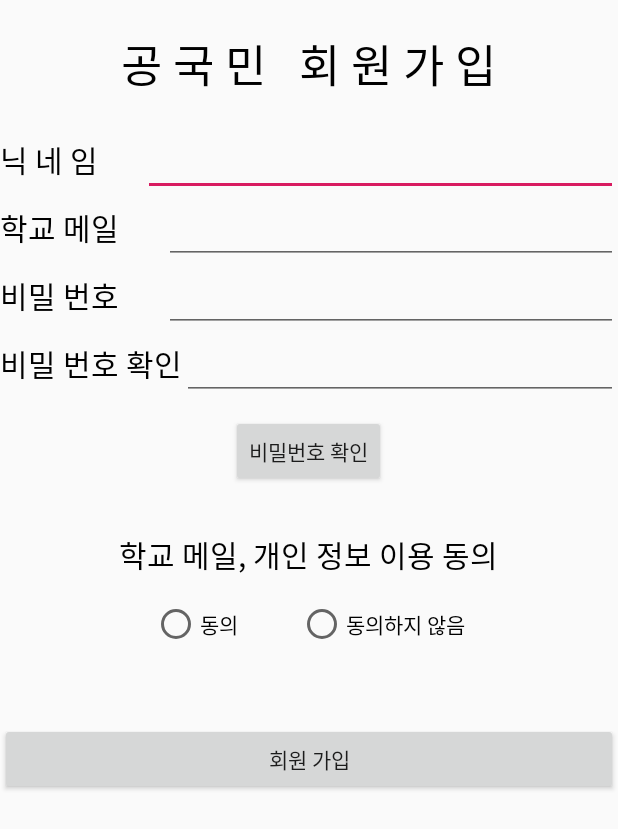
After one commit to Gongkookmin/Gongkookmin, an Android app: the RegisterActivity screen opened directly, with no data from a screen before it, on a phone screen of 412 x 824 dp. The commit adds this screen. Shown: the top 829 px of the screen. Run offline under Robolectric (Android 15) with nearby library versions, the phone set to English and light mode, and no system bars.

Commit message:
Make RegisterActivity class file.

```diff
--- a/app/src/main/AndroidManifest.xml
+++ b/app/src/main/AndroidManifest.xml
@@ -12,6 +12,7 @@
         <activity android:name=".TOSActivity"></activity>
         <activity android:name=".SearchActivity" />
         <activity android:name=".MainActivity" />
+        <activity android:name=".RegisterActivity" />
         <activity android:name=".LoadActivity">
             <intent-filter>
                 <action android:name="android.intent.action.MAIN" />
--- a/app/src/main/java/com/example/gongkookmin/LoginActivity.java
+++ b/app/src/main/java/com/example/gongkookmin/LoginActivity.java
@@ -1,6 +1,9 @@
 package com.example.gongkookmin;
 
+import android.content.Context;
 import android.content.Intent;
+import android.net.ConnectivityManager;
+import android.net.NetworkInfo;
 import android.os.Bundle;
 import android.support.v7.app.AppCompatActivity;
 import android.view.View;
@@ -26,5 +29,15 @@ public class LoginActivity extends AppCompatActivity {
                 finish();
             }
         });
+
+        Button btn_go_register = findViewById(R.id.btn_go_register);
+
+        btn_go_register.setOnClickListener(new View.OnClickListener() {
+            @Override
+            public void onClick(View v) {
+                Intent intent = new Intent(getApplicationContext(), RegisterActivity.class);
+                startActivity(intent);
+            }
+        });
     }
 }
--- /dev/null
+++ b/app/src/main/java/com/example/gongkookmin/RegisterActivity.java
@@ -0,0 +1,37 @@
+package com.example.gongkookmin;
+
+import android.os.Bundle;
+import android.support.v7.app.AppCompatActivity;
+import android.widget.EditText;
+import android.widget.RadioButton;
+
+import org.json.JSONException;
+import org.json.JSONObject;
+
+public class RegisterActivity extends AppCompatActivity {
+
+    @Override
+    protected void onCreate(Bundle savedInstanceState) {
+        super.onCreate(savedInstanceState);
+        setContentView(R.layout.activity_register);
+
+        EditText emailedit = (EditText)findViewById(R.id.mailText);
+        EditText passwordeidt = (EditText)findViewById(R.id.passwordText);
+        RadioButton Use_radio = (RadioButton)findViewById(R.id.btnAgree);
+        String email = emailedit.getText().toString();
+        String password = passwordeidt.getText().toString();
+        boolean use = Use_radio.isChecked();
+
+        try {
+            final JSONObject file = new JSONObject();
+
+            file.put("EMAIL", email);
+            file.put("password", password);
+            file.put("USE", use);
+
+            final String data = file.toString();
+        } catch (JSONException e) {
+            e.printStackTrace();
+        }
+    }
+}
--- /dev/null
+++ b/app/src/main/res/layout/activity_register.xml
@@ -0,0 +1,168 @@
+<?xml version="1.0" encoding="utf-8"?>
+<LinearLayout xmlns:android="http://schemas.android.com/apk/res/android"
+    android:layout_width="match_parent"
+    android:layout_height="match_parent"
+    android:orientation="vertical">
+
+    <TextView
+        android:id="@+id/textView2"
+        android:layout_width="wrap_content"
+        android:layout_height="wrap_content"
+        android:layout_gravity="center"
+        android:layout_marginTop="20sp"
+        android:layout_marginBottom="20sp"
+        android:text="공 국 민   회 원 가 입"
+        android:textColor="#000000"
+        android:textSize="30sp" />
+
+    <LinearLayout
+        android:id="@+id/LinearLayout"
+        android:layout_width="match_parent"
+        android:layout_height="wrap_content"
+        android:orientation="horizontal">
+
+        <TextView
+            android:id="@+id/textview"
+            android:layout_width="wrap_content"
+            android:layout_height="wrap_content"
+            android:layout_marginRight="30sp"
+            android:text="닉 네 임"
+            android:textColor="#000000"
+            android:textSize="20sp" />
+
+        <EditText
+            android:id="@+id/nickNameText"
+            android:layout_width="wrap_content"
+            android:layout_height="wrap_content"
+            android:layout_weight="1"
+            android:ems="10"
+            android:inputType="textPersonName" />
+    </LinearLayout>
+
+    <LinearLayout
+        android:layout_width="match_parent"
+        android:layout_height="wrap_content"
+        android:orientation="horizontal">
+
+        <TextView
+            android:layout_width="wrap_content"
+            android:layout_height="wrap_content"
+            android:layout_marginRight="30sp"
+            android:text="학교 메일"
+            android:textColor="#000000"
+            android:textSize="20sp" />
+
+        <EditText
+            android:id="@+id/mailText"
+            android:layout_width="wrap_content"
+            android:layout_height="wrap_content"
+            android:layout_weight="1"
+            android:ems="10"
+            android:inputType="textPersonName" />
+    </LinearLayout>
+
+    <LinearLayout
+        android:layout_width="match_parent"
+        android:layout_height="wrap_content"
+        android:orientation="horizontal">
+
+        <TextView
+            android:layout_width="wrap_content"
+            android:layout_height="wrap_content"
+            android:layout_marginRight="30sp"
+            android:text="비밀 번호"
+            android:textColor="#000000"
+            android:textSize="20sp" />
+
+        <EditText
+            android:id="@+id/passwordText"
+            android:layout_width="wrap_content"
+            android:layout_height="wrap_content"
+            android:layout_weight="1"
+            android:ems="10"
+            android:inputType="textPassword" />
+    </LinearLayout>
+
+    <LinearLayout
+        android:layout_width="match_parent"
+        android:layout_height="wrap_content"
+        android:orientation="vertical">
+
+        <LinearLayout
+            android:layout_width="match_parent"
+            android:layout_height="match_parent"
+            android:orientation="horizontal">
+
+            <TextView
+                android:id="@+id/textView8"
+                android:layout_width="wrap_content"
+                android:layout_height="wrap_content"
+                android:text="비밀 번호 확인"
+                android:textColor="#000000"
+                android:textSize="20sp" />
+
+            <EditText
+                android:id="@+id/passwordCheckText"
+                android:layout_width="wrap_content"
+                android:layout_height="wrap_content"
+                android:layout_weight="1"
+                android:ems="10"
+                android:inputType="textPassword" />
+        </LinearLayout>
+
+        <Button
+            android:id="@+id/btnPasswordConfirm"
+            android:layout_width="wrap_content"
+            android:layout_height="wrap_content"
+            android:layout_gravity="center"
+            android:layout_marginTop="10sp"
+            android:layout_weight="1"
+            android:text="비밀번호 확인" />
+    </LinearLayout>
+
+    <LinearLayout
+        android:layout_width="match_parent"
+        android:layout_height="wrap_content"
+        android:orientation="vertical">
+
+        <TextView
+            android:id="@+id/textView6"
+            android:layout_width="wrap_content"
+            android:layout_height="wrap_content"
+            android:layout_gravity="center"
+            android:layout_marginTop="30sp"
+            android:layout_marginBottom="15sp"
+            android:text="학교 메일, 개인 정보 이용 동의"
+            android:textColor="#000000"
+            android:textSize="20sp" />
+
+        <RadioGroup
+            android:id="@+id/agreeRadiGroup"
+            android:layout_width="wrap_content"
+            android:layout_height="match_parent"
+            android:layout_gravity="center"
+            android:orientation="horizontal">
+
+            <RadioButton
+                android:id="@+id/btnAgree"
+                android:layout_width="wrap_content"
+                android:layout_height="wrap_content"
+                android:text="동의" />
+
+            <RadioButton
+                android:id="@+id/btnDisagree"
+                android:layout_width="wrap_content"
+                android:layout_height="wrap_content"
+                android:layout_marginLeft="40sp"
+                android:text="동의하지 않음" />
+        </RadioGroup>
+    </LinearLayout>
+
+    <Button
+        android:id="@+id/btnRegister"
+        android:layout_width="match_parent"
+        android:layout_height="wrap_content"
+        android:layout_marginTop="50sp"
+        android:text="회원 가입" />
+
+</LinearLayout>
--- a/build.gradle
+++ b/build.gradle
@@ -7,7 +7,7 @@ buildscript {
 
     }
     dependencies {
-        classpath 'com.android.tools.build:gradle:3.3.2'
+        classpath 'com.android.tools.build:gradle:3.5.2'
 
         // NOTE: Do not place your application dependencies here; they belong
         // in the individual module build.gradle files
```
Also changed, not shown: gradle/wrapper/gradle-wrapper.properties.
